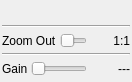
f4exb/sdrangel, file plugins/samplesource/rtlsdr/rtlsdrgui.ui: the form before one commit.
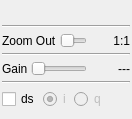
The form after the commit. Custom widgets are drawn as their Qt base class.

```diff
--- a/plugins/samplesource/rtlsdr/rtlsdrgui.ui
+++ b/plugins/samplesource/rtlsdr/rtlsdrgui.ui
@@ -7,7 +7,7 @@
     <x>0</x>
     <y>0</y>
     <width>132</width>
-    <height>82</height>
+    <height>119</height>
    </rect>
   </property>
   <property name="sizePolicy">
@@ -214,6 +214,63 @@
      </item>
     </layout>
    </item>
+   <item>
+    <widget class="Line" name="line">
+     <property name="orientation">
+      <enum>Qt::Horizontal</enum>
+     </property>
+    </widget>
+   </item>
+   <item>
+    <layout class="QHBoxLayout" name="horizontalLayout">
+     <item>
+      <widget class="QCheckBox" name="checkBox">
+       <property name="text">
+        <string>ds</string>
+       </property>
+      </widget>
+     </item>
+     <item>
+      <widget class="QRadioButton" name="radioButton">
+       <property name="enabled">
+        <bool>false</bool>
+       </property>
+       <property name="text">
+        <string>i</string>
+       </property>
+       <property name="checkable">
+        <bool>true</bool>
+       </property>
+       <property name="checked">
+        <bool>true</bool>
+       </property>
+      </widget>
+     </item>
+     <item>
+      <widget class="QRadioButton" name="radioButton_2">
+       <property name="enabled">
+        <bool>false</bool>
+       </property>
+       <property name="text">
+        <string>q</string>
+       </property>
+      </widget>
+     </item>
+     <item>
+      <spacer name="horizontalSpacer_3">
+       <property name="orientation">
+        <enum>Qt::Horizontal</enum>
+       </property>
+       <property name="sizeHint" stdset="0">
+        <size>
+         <width>40</width>
+         <height>20</height>
+        </size>
+       </property>
+      </spacer>
+     </item>
+    </layout>
+   </item>
   </layout>
  </widget>
  <customwidgets>
```
